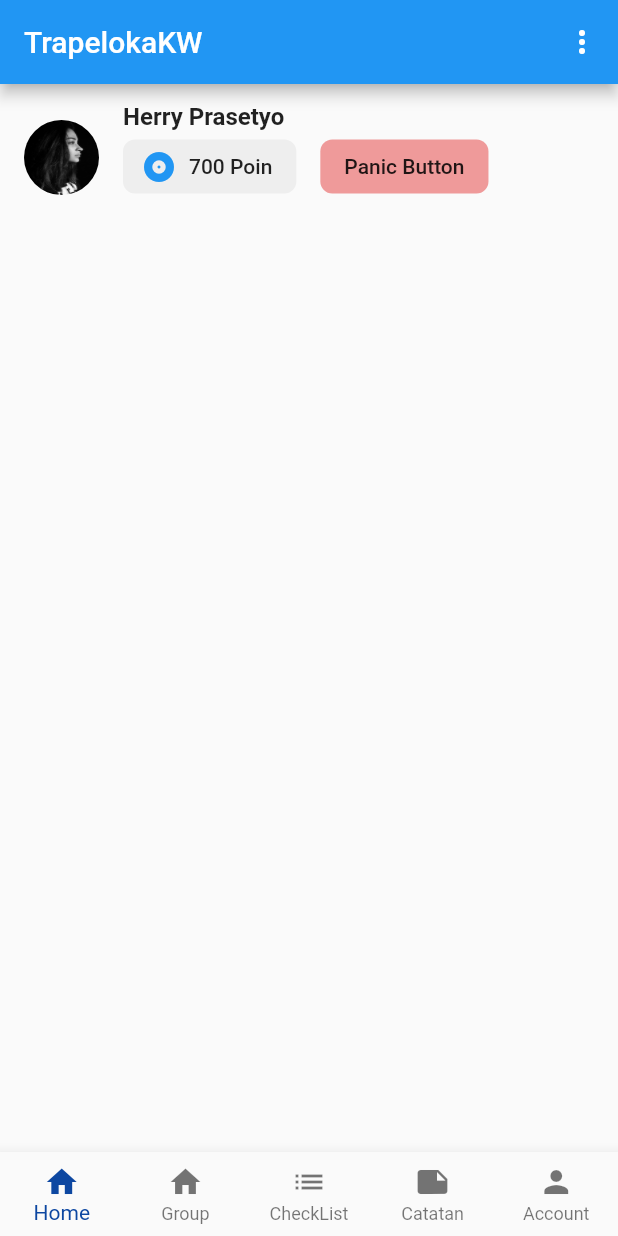
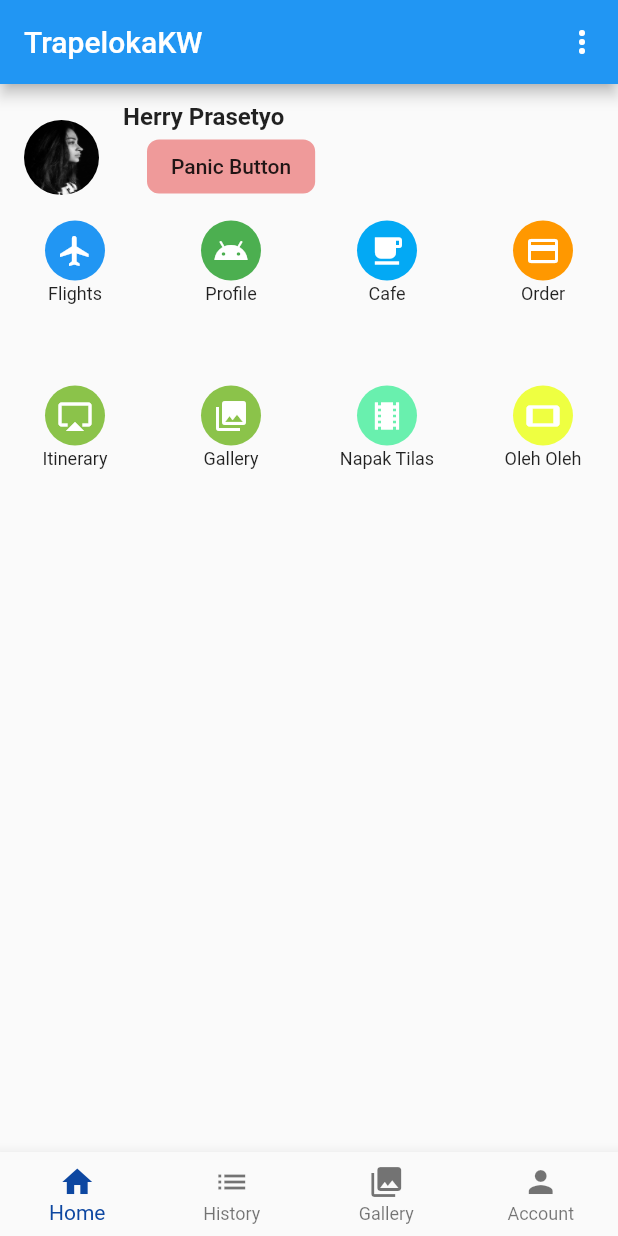
Before and after one commit to herry88/travelui, a Flutter app: the screen it shows after launch, on a phone screen of 412 x 824 dp. Run offline on Flutter 3.47's test engine with Material 2 defaults, Android fonts, the phone set to English and light mode, and no system bars.

Commit message:
AddGroupList

```diff
--- a/lib/components/cardAccount.dart
+++ b/lib/components/cardAccount.dart
@@ -24,19 +24,19 @@ class CardAccount extends StatelessWidget {
         ),
         subtitle: Row(
           children: <Widget>[
-            RaisedButton.icon(
-              icon: Icon(
-                Icons.album,
-                color: Colors.blue,
-              ),
-              label: Text('700 Poin'),
-              onPressed: () {},
-              color: Colors.grey[200],
-              elevation: 0.0,
-              shape: RoundedRectangleBorder(
-                  borderRadius: BorderRadius.circular(8.0)),
+            // RaisedButton.icon(
+            //   icon: Icon(
+            //     Icons.album,
+            //     color: Colors.blue,
+            //   ),
+            //   label: Text('700 Poin'),
+            //   onPressed: () {},
+            //   color: Colors.grey[200],
+            //   elevation: 0.0,
+            //   shape: RoundedRectangleBorder(
+            //       borderRadius: BorderRadius.circular(8.0)),
 
-            ),
+            // ),
             Padding(padding: EdgeInsets.all(8.0),),
             RaisedButton(
               child: Text('Panic Button'),
--- a/lib/components/mainmenu.dart
+++ b/lib/components/mainmenu.dart
@@ -1,10 +1,68 @@
 import 'package:flutter/material.dart';
+import '../page/screen.dart';
+import '../page/allProduct.dart';
 
 List<MainMenuItem> mainMenuItem = [
   MainMenuItem(
     title : 'Flights',
     icon : Icons.flight,
     colorBox : Colors.blue,
+    iconColor : Colors.white,
+    screenTitle : 'Search Flight',
+    screenContent:'Pencarian'
+  ),
+  MainMenuItem(
+    title : 'Profile',
+    icon : Icons.android,
+    colorBox : Colors.green,
+    iconColor : Colors.white,
+    screenTitle : 'Search Flight',
+    screenContent:'Pencarian'
+  ),
+  MainMenuItem(
+    title : 'Cafe',
+    icon : Icons.local_cafe,
+    colorBox : Colors.lightBlue,
+    iconColor : Colors.white,
+    screenTitle : 'Search Flight',
+    screenContent:'Pencarian'
+  ),
+  MainMenuItem(
+    title : 'Order',
+    icon : Icons.payment,
+    colorBox : Colors.orange,
+    iconColor : Colors.white,
+    screenTitle : 'Search Payment',
+    screenContent:'Pencarian'
+  ),
+  MainMenuItem(
+    title : 'Itinerary',
+    icon : Icons.airplay,
+    colorBox : Colors.lightGreen,
+    iconColor : Colors.white,
+    screenTitle : 'Search Flight',
+    screenContent:'Pencarian'
+  ),
+   MainMenuItem(
+    title : 'Gallery',
+    icon : Icons.photo_library,
+    colorBox : Colors.lightGreen,
+    iconColor : Colors.white,
+    screenTitle : 'Search Flight',
+    screenContent:'Pencarian'
+  ),
+   MainMenuItem(
+    title : 'Napak Tilas',
+    icon : Icons.local_movies,
+    colorBox : Colors.greenAccent,
+    iconColor : Colors.white,
+    screenTitle : 'Search Flight',
+    screenContent:'Pencarian'
+  ),
+   MainMenuItem(
+    title : 'Oleh Oleh',
+    icon : Icons.stay_current_landscape,
+    colorBox : Colors.limeAccent,
     iconColor : Colors.white,
     screenTitle : 'Search Flight',
     screenContent:'Pencarian'
@@ -18,7 +76,7 @@ class MainMenu extends StatelessWidget {
       shrinkWrap: true,
       crossAxisCount: 4,
       childAspectRatio: 1.0,
-      mainAxisSpacing: 5.0,
+      mainAxisSpacing: 10.0,
       crossAxisSpacing: 4.0,
       children: mainMenuItem,
     );
@@ -35,8 +93,38 @@ class MainMenuItem extends StatelessWidget {
 
   @override
   Widget build(BuildContext context) {
-    return Container(
-
+    return Column(
+      children: <Widget>[
+        Container(
+          height: 40.0,
+          width: 40.0,
+          decoration: BoxDecoration(
+            color: colorBox,
+            shape: BoxShape.circle,
+          ),
+          child: IconButton(
+            icon: Icon(icon, color: iconColor),
+            onPressed: (){
+              Route route = MaterialPageRoute(
+                builder: (context){
+                  if(screenWidget == null){
+                      return ScreenGeneral(
+                        title: screenTitle,
+                        content : screenContent,
+                      );
+                  }
+                  return screenWidget;
+                }
+              );
+              Navigator.of(context).push(route);
+            },
+          ),
+        ),
+        Padding(
+          padding: const EdgeInsets.only(top: 2.0),
+          child: Text(title, style: TextStyle(fontSize: 12.0), textAlign: TextAlign.center,),
+        )
+      ],
     );
   }
 }
--- a/lib/main.dart
+++ b/lib/main.dart
@@ -3,6 +3,7 @@ import 'package:travelui/components/mainmenu.dart';
 //import 'pages/account.dart';
 //import 'pages/order.dart';
 import 'package:travelui/dashboard/dashboard.dart';
+import 'package:travelui/page/galleryimage.dart';
 
 void main() => runApp(MyApp());
 
@@ -16,6 +17,7 @@ class MyApp extends StatelessWidget {
         primarySwatch: Colors.blue,
       ),
       home: MyHomePage(title: 'TravelAja'),
+      debugShowCheckedModeBanner: false,
     );
   }
 }
@@ -32,7 +34,7 @@ class _MyHomePageState extends State<MyHomePage> {
   final _layoutPage = [
     Home(),
     MainMenu(),
-//    Order(),
+    GalleryImage(),
 //    Group(),
 //    Inbox(),
 //    Account()
@@ -61,21 +63,16 @@ class _MyHomePageState extends State<MyHomePage> {
               title: Text('Home')
             ),
             BottomNavigationBarItem(
-                icon: Icon(Icons.home),
-                title: Text('Group')
+                icon: Icon(Icons.list),
+                title: Text('History')
             ),
             BottomNavigationBarItem(
-                icon: Icon(Icons.list),
-                title: Text('CheckList')
-            ),
-            BottomNavigationBarItem(
-                icon: Icon(Icons.note),
-                title: Text('Catatan')
+                icon: Icon(Icons.photo_library),
+                title: Text('Gallery')
             ),
             BottomNavigationBarItem(
                 icon: Icon(Icons.person),
                 title: Text('Account'),
-
             ),
           ],
       ),
```
Also changed, not shown: lib/page/allProduct.dart (added, +24 -0 lines), lib/page/galleryimage.dart (added, +15 -0 lines), lib/page/screen.dart (added, +25 -0 lines).
